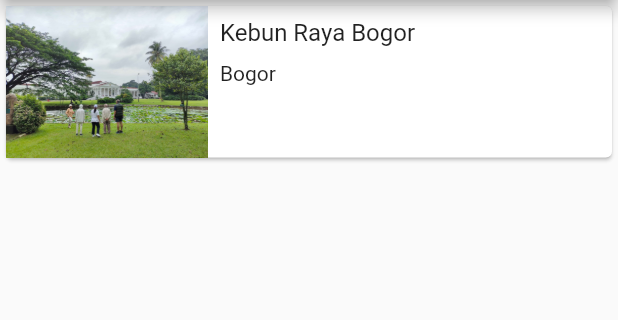
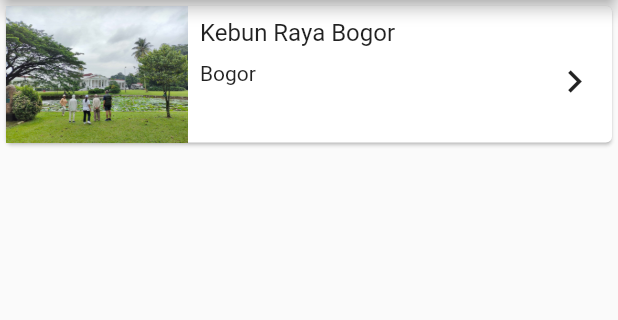
Before and after one commit to moohat/wisatabogor, a Flutter app: the screen it shows after launch, on a phone screen of 412 x 824 dp, the part 84-404 px from its top. Run offline on Flutter 3.47's test engine with Material 2 defaults, Android fonts, the phone set to English and light mode, and no system bars.

Commit message:
list detail button

```diff
--- a/lib/main_screen.dart
+++ b/lib/main_screen.dart
@@ -41,6 +41,15 @@ class MainScreen extends StatelessWidget {
                     ],
                   ),
                 ),
+              ),
+              Container(
+                margin: EdgeInsets.only(top: 35, right: 10),
+                child: Expanded(
+                    flex: 1,
+                    child: Icon(
+                      Icons.navigate_next,
+                      size: 30,
+                    )),
               )
             ],
           ),
```
